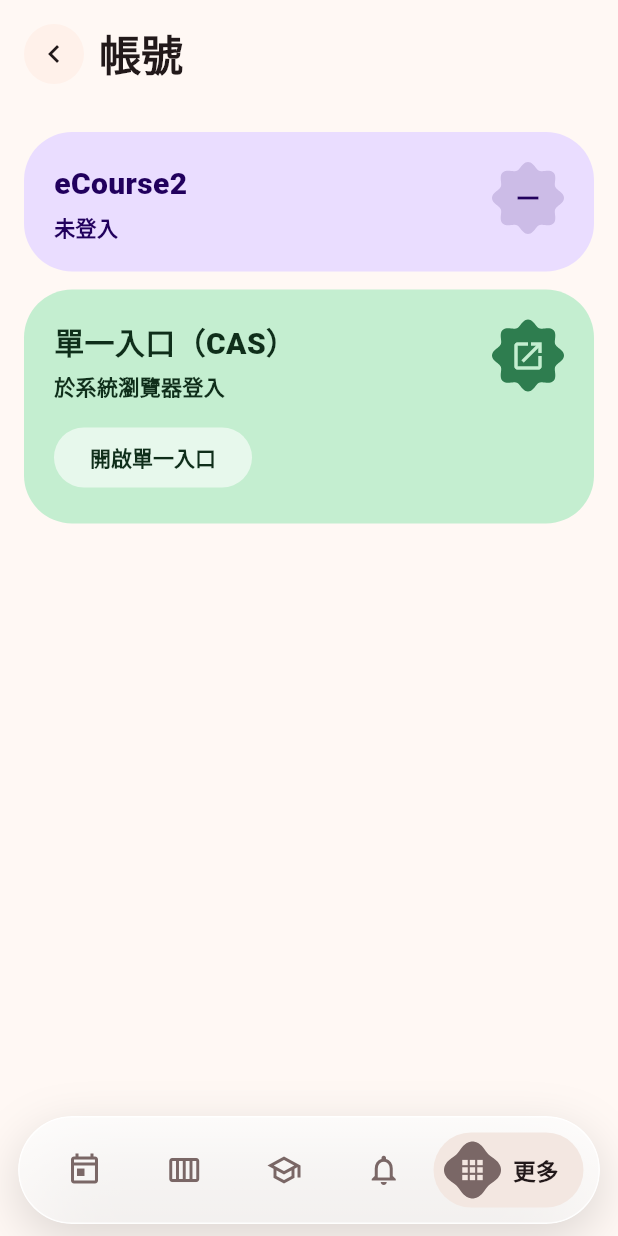
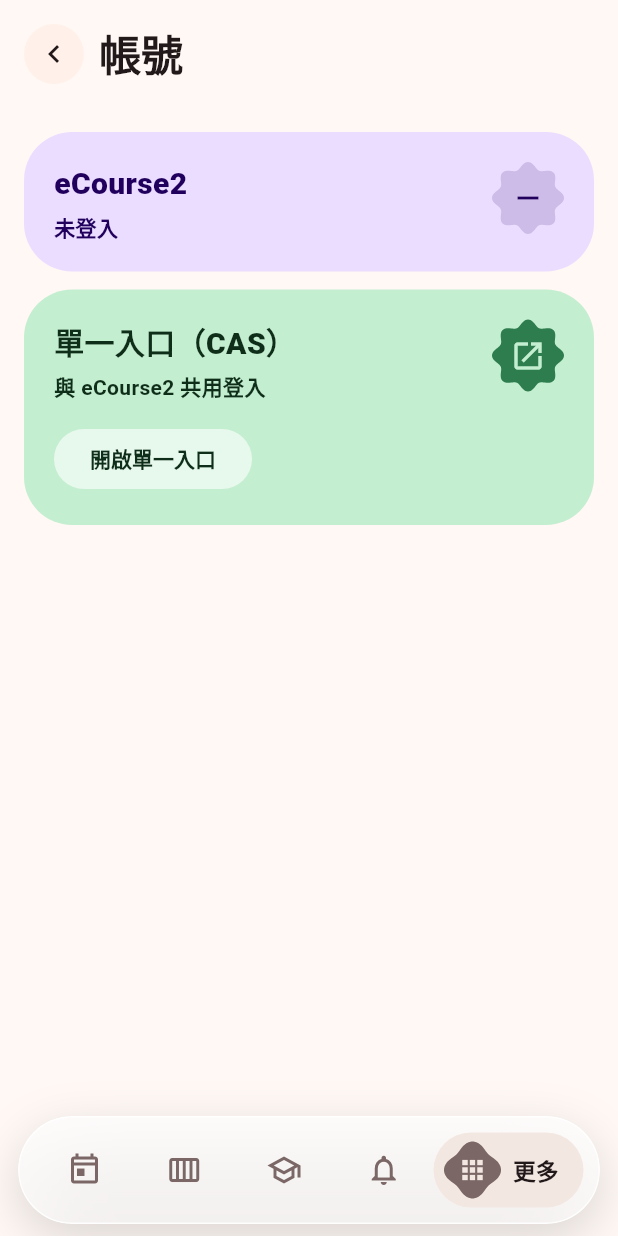
Before and after one commit to KoukeNeko/TAT-CCU, a Flutter app: the AccountScreen screen opened by its route, after a tap on "開啟單一入口", on a phone screen of 412 x 824 dp. Run offline on Flutter 3.47's test engine with Material 3 defaults, Android fonts, the phone set to English and light mode, and no system bars; our stand-ins replace flutter_secure_storage, go_router; missing offline and left inert: flutter_web_auth_2; accounts and stored records are empty; network calls fail.

Commit message:
fix: share one CAS sign-in between eCourse2 and campus systems
The portal never redirects back to the app, so signing in happens
through the eCourse2 launch flow; campus systems open in the same
system sign-in sheet and reuse that CAS session.

```diff
--- a/lib/ui/account/account_screen.dart
+++ b/lib/ui/account/account_screen.dart
@@ -77,10 +77,10 @@
             // cannot inspect; see docs/登入狀態設計.md.
             signedIn: null,
             title: '單一入口（CAS）',
-            status: '於系統瀏覽器登入',
+            status: '與 eCourse2 共用登入',
             actions: [
               FilledButton.tonal(
-                onPressed: () => openExternal(portalHome),
+                onPressed: () => openSignInSheet(portalHome),
                 child: const Text('開啟單一入口'),
               ),
             ],
--- a/lib/ui/core/widgets.dart
+++ b/lib/ui/core/widgets.dart
@@ -1,7 +1,11 @@
 import 'dart:math';
 
 import 'package:flutter/material.dart';
+import 'package:flutter/services.dart';
+import 'package:flutter_web_auth_2/flutter_web_auth_2.dart';
 import 'package:url_launcher/url_launcher.dart';
+
+import '../../data/repositories/ecourse_auth_repository.dart';
 
 import 'theme.dart';
 
@@ -353,3 +357,18 @@
 /// body under the bar, so the bar's height arrives as bottom media padding.
 EdgeInsets scrollPadding(BuildContext context, {double top = 16}) =>
     EdgeInsets.fromLTRB(16, top, 16, 24 + MediaQuery.paddingOf(context).bottom);
+
+/// Opens a CAS-protected page in the same system sign-in sheet the eCourse2
+/// login uses (ASWebAuthenticationSession / Custom Tabs), so the CAS sign-in
+/// made there carries over. The portal never redirects to the app, so the
+/// sheet only ends when the user closes it; that is not an error.
+Future<void> openSignInSheet(String url) async {
+  try {
+    await FlutterWebAuth2.authenticate(
+      url: url,
+      callbackUrlScheme: callbackScheme,
+    );
+  } on PlatformException catch (e) {
+    if (e.code != 'CANCELED') rethrow;
+  }
+}
```
Also changed, not shown: lib/ui/login/login_screen.dart (+3 -8 lines), lib/ui/more/portal_screen.dart (+6 -3 lines).
